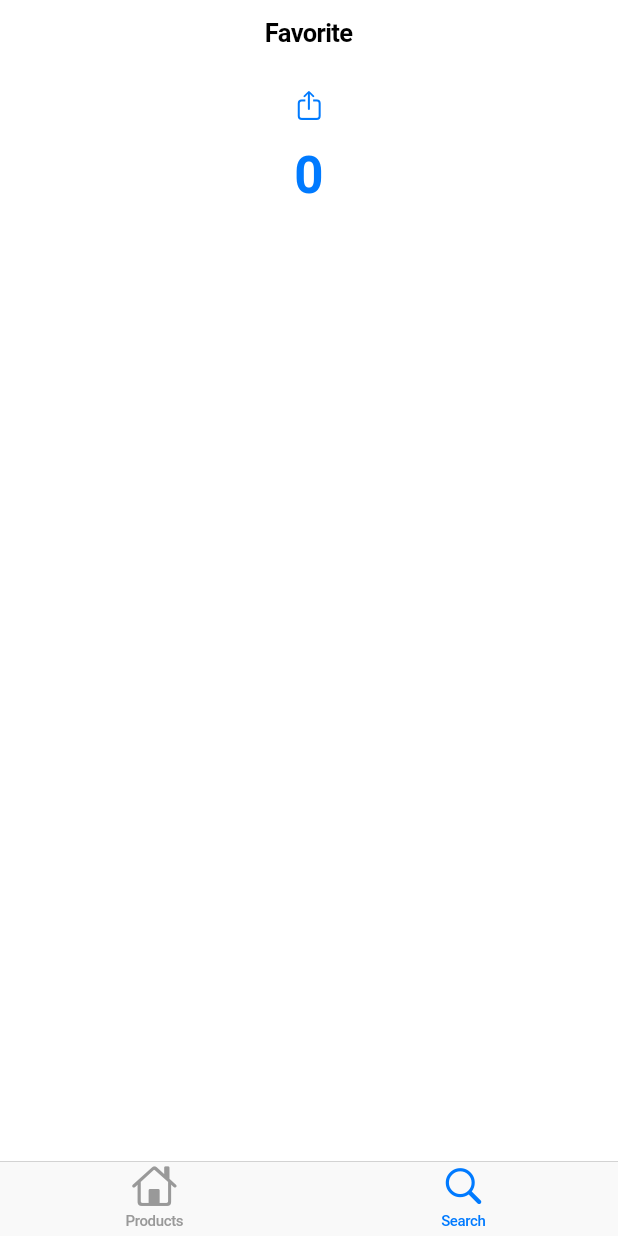
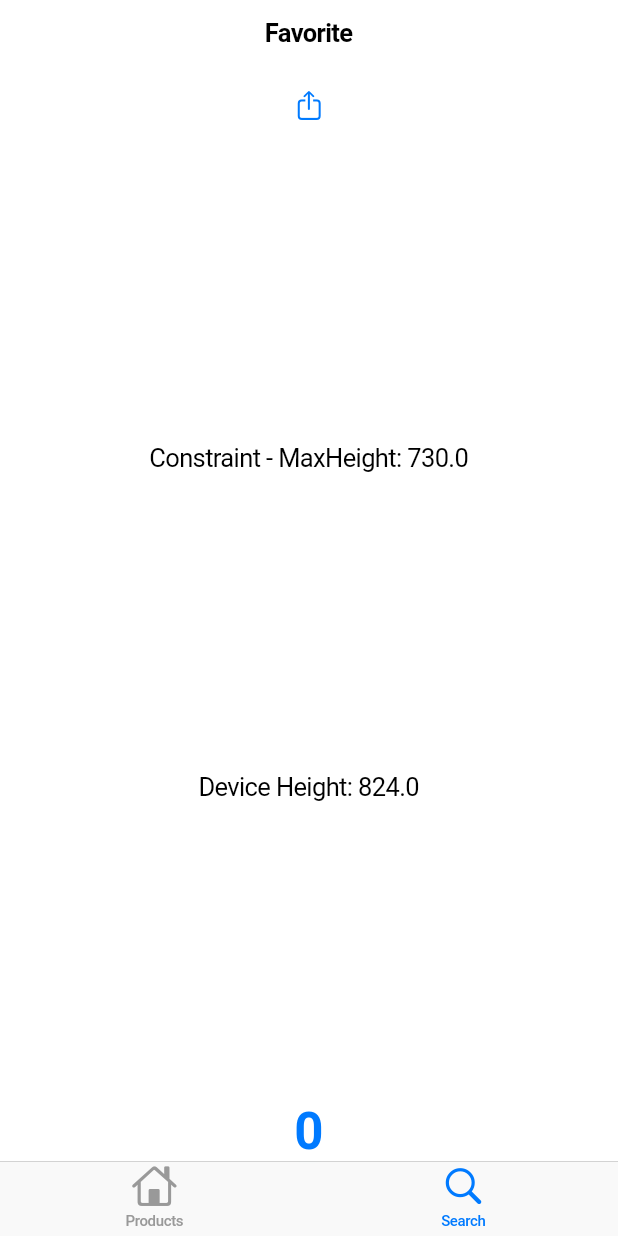
Before and after one commit to yuchehsieh/flutter_meal_app, a Flutter app: the screen it shows after launch, item 2 of the bottom bar chosen, on a phone screen of 412 x 824 dp. Run offline on Flutter 3.47's test engine with Material 2 defaults, Android fonts, the phone set to English and light mode, and no system bars.

Commit message:
more trys on SafeArea

```diff
--- a/lib/screens/favorites_screen.dart
+++ b/lib/screens/favorites_screen.dart
@@ -25,18 +25,26 @@ class _FavoriteScreenState extends State<FavoriteScreen> {
       ),
       child: SafeArea(
         child: Center(
-            child: Column(
+          child: LayoutBuilder(
+            builder: (context, constraints) {
+              return Column(
+                mainAxisAlignment: MainAxisAlignment.spaceBetween,
                 children: <Widget>[
                   CupertinoButton(
                     child: Icon(CupertinoIcons.share),
                     onPressed: _addCount,
                   ),
+                  Text('Constraint - MaxHeight: ${constraints.maxHeight}'),
+                  Text('Device Height: ${MediaQuery.of(context).size.height}'),
                   Text(_count.toString(),
                       style: CupertinoTheme.of(context)
                           .textTheme
                           .navLargeTitleTextStyle),
                 ],
-        )),
+              );
+            },
+          ),
+        ),
       ),
     );
   }
```
Lines whose indentation alone changed are shown as unchanged.
